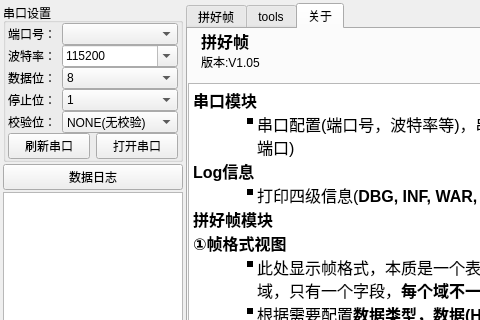
This is widget.ui in Sadaharuuu/PinHZ as Qt 5 draws it before an edit; both pictures show x 0 to 480 and y 0 to 320 of the 900 by 700 pixel window. The edited form follows.
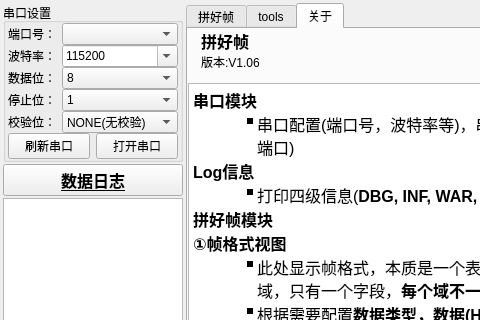
This is the edited form. The open tabs and pages were chosen to show the change. Icons and pictures are not drawn.

The edit to the form file:
```diff
--- a/widget.ui
+++ b/widget.ui
@@ -357,6 +357,20 @@
          </item>
          <item>
           <widget class="QPushButton" name="button_dataLog">
+           <property name="minimumSize">
+            <size>
+             <width>0</width>
+             <height>20</height>
+            </size>
+           </property>
+           <property name="font">
+            <font>
+             <pointsize>12</pointsize>
+             <weight>75</weight>
+             <bold>true</bold>
+             <underline>true</underline>
+            </font>
+           </property>
            <property name="text">
             <string>数据日志</string>
            </property>
@@ -1201,7 +1215,7 @@
               <item>
                <widget class="QLabel" name="label_version">
                 <property name="text">
-                 <string>版本:V1.05</string>
+                 <string>版本:V1.06</string>
                 </property>
                 <property name="textFormat">
                  <enum>Qt::AutoText</enum>
```
Left out of the diff: 2 changed lines with no effect on the pictures.
